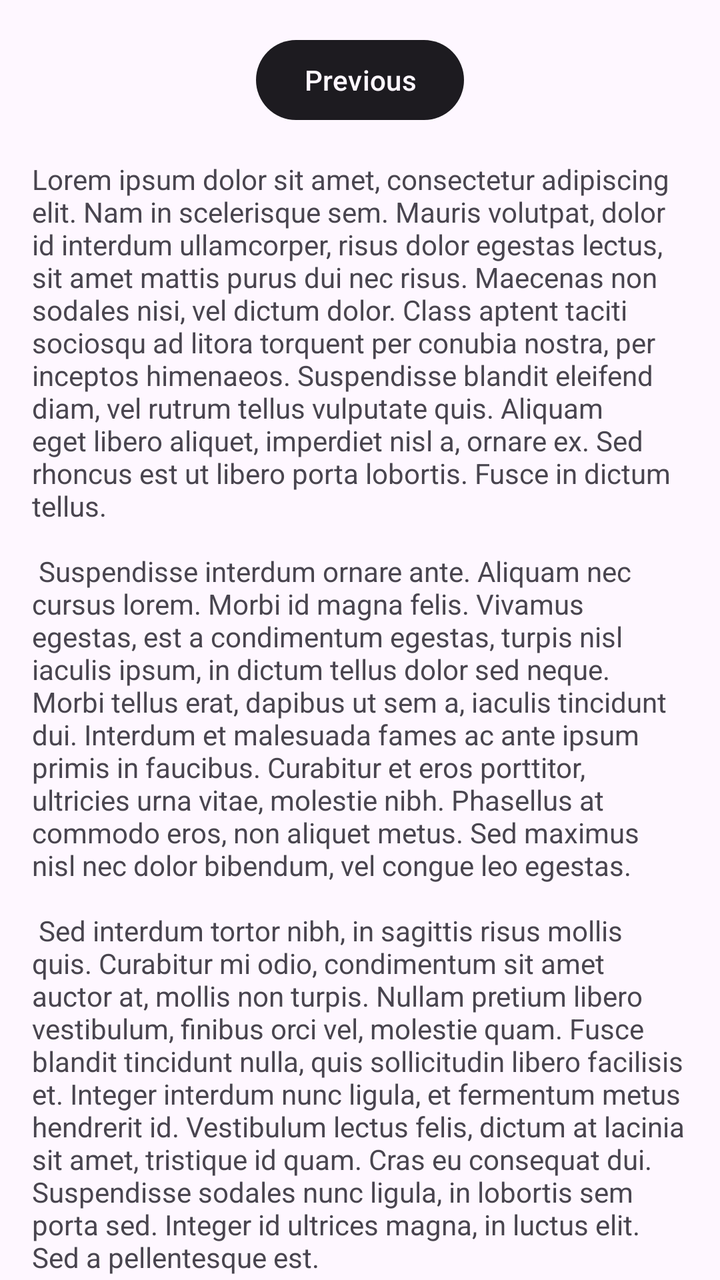
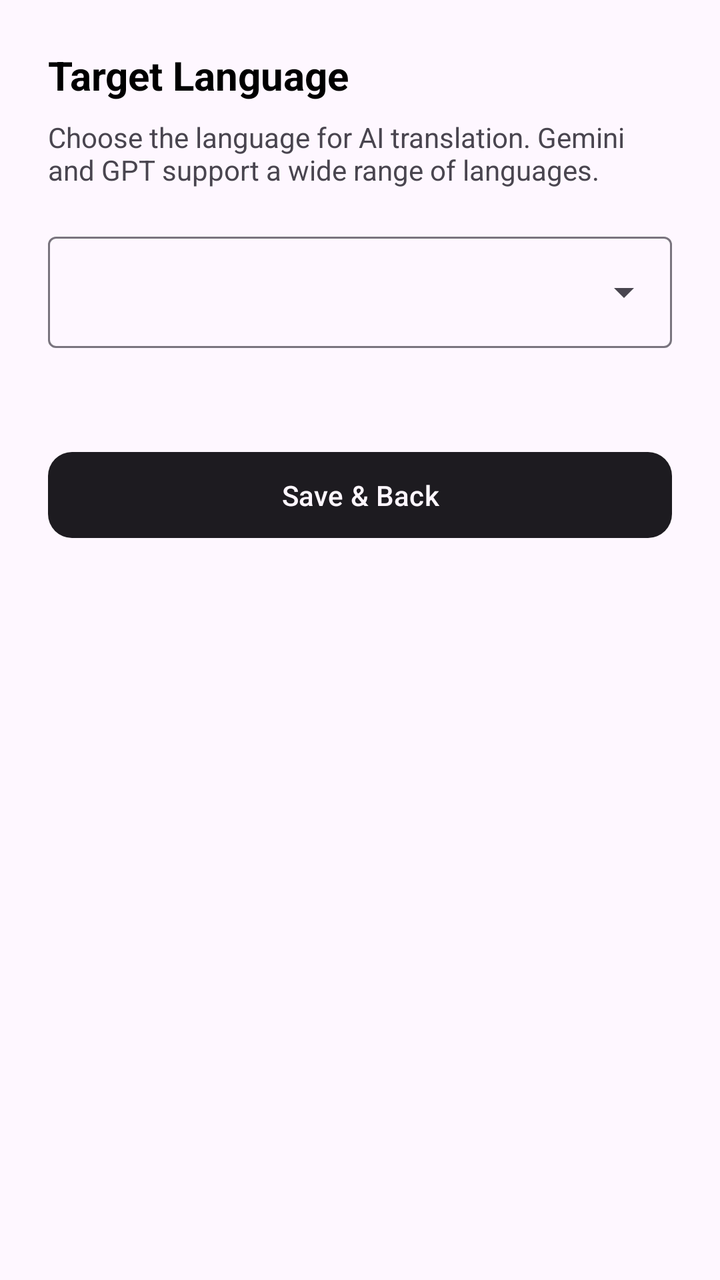

Two renders of the same Android screen: before a commit and after it. Below are the layout's source before the change and the commit's diff.
<!-- AndroidManifest.xml: application theme Theme.UniReader -->
<!-- res/layout/fragment_second.xml -->
<?xml version="1.0" encoding="utf-8"?>
<androidx.core.widget.NestedScrollView xmlns:android="http://schemas.android.com/apk/res/android"
    xmlns:app="http://schemas.android.com/apk/res-auto"
    xmlns:tools="http://schemas.android.com/tools"
    android:layout_width="match_parent"
    android:layout_height="match_parent"
    tools:context=".SecondFragment">

    <androidx.constraintlayout.widget.ConstraintLayout
        android:layout_width="match_parent"
        android:layout_height="match_parent"
        android:padding="16dp">

        <Button
            android:id="@+id/button_second"
            android:layout_width="wrap_content"
            android:layout_height="wrap_content"
            android:text="@string/previous"
            app:layout_constraintBottom_toTopOf="@id/textview_second"
            app:layout_constraintEnd_toEndOf="parent"
            app:layout_constraintStart_toStartOf="parent"
            app:layout_constraintTop_toTopOf="parent" />

        <TextView
            android:id="@+id/textview_second"
            android:layout_width="wrap_content"
            android:layout_height="wrap_content"
            android:layout_marginTop="16dp"
            android:text="@string/lorem_ipsum"
            app:layout_constraintBottom_toBottomOf="parent"
            app:layout_constraintEnd_toEndOf="parent"
            app:layout_constraintStart_toStartOf="parent"
            app:layout_constraintTop_toBottomOf="@id/button_second" />
    </androidx.constraintlayout.widget.ConstraintLayout>
</androidx.core.widget.NestedScrollView>
<!-- resources referenced by this layout -->
<resources>
  <string name="lorem_ipsum">
          Lorem ipsum dolor sit amet, consectetur adipiscing elit. Nam in scelerisque sem. Mauris
          volutpat, dolor id interdum ullamcorper, risus dolor egestas lectus, sit amet mattis purus
          dui nec risus. Maecenas non sodales nisi, vel dictum dolor. Class aptent taciti sociosqu ad
          litora torquent per conubia nostra, per inceptos himenaeos. Suspendisse blandit eleifend
          diam, vel rutrum tellus vulputate quis. Aliquam eget libero aliquet, imperdiet nisl a,
          ornare ex. Sed rhoncus est ut libero porta lobortis. Fusce in dictum tellus.\n\n
          Suspendisse interdum ornare ante. Aliquam nec cursus lorem. Morbi id magna felis. Vivamus
          egestas, est a condimentum egestas, turpis nisl iaculis ipsum, in dictum tellus dolor sed
          neque. Morbi tellus erat, dapibus ut sem a, iaculis tincidunt dui. Interdum et malesuada
          fames ac ante ipsum primis in faucibus. Curabitur et eros porttitor, ultricies urna vitae,
          molestie nibh. Phasellus at commodo eros, non aliquet metus. Sed maximus nisl nec dolor
          bibendum, vel congue leo egestas.\n\n
          Sed interdum tortor nibh, in sagittis risus mollis quis. Curabitur mi odio, condimentum sit
          amet auctor at, mollis non turpis. Nullam pretium libero vestibulum, finibus orci vel,
          molestie quam. Fusce blandit tincidunt nulla, quis sollicitudin libero facilisis et. Integer
          interdum nunc ligula, et fermentum metus hendrerit id. Vestibulum lectus felis, dictum at
          lacinia sit amet, tristique id quam. Cras eu consequat dui. Suspendisse sodales nunc ligula,
          in lobortis sem porta sed. Integer id ultrices magna, in luctus elit. Sed a pellentesque
          est.\n\n
          Aenean nunc velit, lacinia sed dolor sed, ultrices viverra nulla. Etiam a venenatis nibh.
          Morbi laoreet, tortor sed facilisis varius, nibh orci rhoncus nulla, id elementum leo dui
          non lorem. Nam mollis ipsum quis auctor varius. Quisque elementum eu libero sed commodo. In
          eros nisl, imperdiet vel imperdiet et, scelerisque a mauris. Pellentesque varius ex nunc,
          quis imperdiet eros placerat ac. Duis finibus orci et est auctor tincidunt. Sed non viverra
          ipsum. Nunc quis augue egestas, cursus lorem at, molestie sem. Morbi a consectetur ipsum, a
          placerat diam. Etiam vulputate dignissim convallis. Integer faucibus mauris sit amet finibus
          convallis.\n\n
          Phasellus in aliquet mi. Pellentesque habitant morbi tristique senectus et netus et
          malesuada fames ac turpis egestas. In volutpat arcu ut felis sagittis, in finibus massa
          gravida. Pellentesque id tellus orci. Integer dictum, lorem sed efficitur ullamcorper,
          libero justo consectetur ipsum, in mollis nisl ex sed nisl. Donec maximus ullamcorper
          sodales. Praesent bibendum rhoncus tellus nec feugiat. In a ornare nulla. Donec rhoncus
          libero vel nunc consequat, quis tincidunt nisl eleifend. Cras bibendum enim a justo luctus
          vestibulum. Fusce dictum libero quis erat maximus, vitae volutpat diam dignissim.
      </string>
  <string name="previous">Previous</string>
  <style name="Theme.UniReader" parent="Base.Theme.UniReader" />
  <color name="glass_light">#D9F0F0F0</color>
  <style name="TransparentBottomSheetDialog" parent="Theme.Material3.DayNight.BottomSheetDialog">
          <item name="android:windowBackground">@android:color/transparent</item>
          <item name="android:colorBackground">@android:color/transparent</item>
          <item name="android:background">@android:color/transparent</item>
          <item name="bottomSheetStyle">@style/TransparentBottomSheetStyle</item>
      </style>
  <style name="TransparentBottomSheetStyle" parent="Widget.Material3.BottomSheet.Modal">
          <item name="backgroundTint">@android:color/transparent</item>
      </style>
  <!-- unchanged entries left out for length: 1 -->
</resources>

<!-- the commit's change to res/layout/fragment_second.xml (unified diff, before → after) -->
@@ -6,30 +6,52 @@
     android:layout_height="match_parent"
     tools:context=".SecondFragment">
 
-    <androidx.constraintlayout.widget.ConstraintLayout
+    <LinearLayout
         android:layout_width="match_parent"
-        android:layout_height="match_parent"
-        android:padding="16dp">
+        android:layout_height="wrap_content"
+        android:padding="24dp"
+        android:orientation="vertical">
 
-        <Button
-            android:id="@+id/button_second"
+        <TextView
             android:layout_width="wrap_content"
             android:layout_height="wrap_content"
-            android:text="@string/previous"
-            app:layout_constraintBottom_toTopOf="@id/textview_second"
-            app:layout_constraintEnd_toEndOf="parent"
-            app:layout_constraintStart_toStartOf="parent"
-            app:layout_constraintTop_toTopOf="parent" />
+            android:text="@string/target_translation_language"
+            android:textSize="20sp"
+            android:textStyle="bold"
+            android:textColor="?attr/colorOnSurface" />
 
         <TextView
-            android:id="@+id/textview_second"
-            android:layout_width="wrap_content"
+            android:layout_width="match_parent"
             android:layout_height="wrap_content"
-            android:layout_marginTop="16dp"
-            android:text="@string/lorem_ipsum"
-            app:layout_constraintBottom_toBottomOf="parent"
-            app:layout_constraintEnd_toEndOf="parent"
-            app:layout_constraintStart_toStartOf="parent"
-            app:layout_constraintTop_toBottomOf="@id/button_second" />
-    </androidx.constraintlayout.widget.ConstraintLayout>
+            android:layout_marginTop="8dp"
+            android:text="@string/target_language_desc"
+            android:textSize="14sp"
+            android:textColor="?attr/colorOnSurfaceVariant" />
+
+        <com.google.android.material.textfield.TextInputLayout
+            style="@style/Widget.Material3.TextInputLayout.OutlinedBox.ExposedDropdownMenu"
+            android:layout_width="match_parent"
+            android:layout_height="wrap_content"
+            android:layout_marginTop="24dp"
+            app:hintEnabled="false">
+
+            <AutoCompleteTextView
+                android:id="@+id/languageSelector"
+                android:layout_width="match_parent"
+                android:layout_height="wrap_content"
+                android:inputType="none"
+                tools:ignore="LabelFor" />
+
+        </com.google.android.material.textfield.TextInputLayout>
+
+        <com.google.android.material.button.MaterialButton
+            android:id="@+id/button_second"
+            android:layout_width="match_parent"
+            android:layout_height="wrap_content"
+            android:layout_marginTop="48dp"
+            android:text="@string/save_and_back"
+            android:padding="12dp"
+            app:cornerRadius="12dp" />
+
+    </LinearLayout>
 </androidx.core.widget.NestedScrollView>
<!-- resource entries referenced after the edit -->
@@ -1,42 +1,8 @@
 <!-- resources referenced by this layout -->
 <resources>
-  <string name="lorem_ipsum">
-          Lorem ipsum dolor sit amet, consectetur adipiscing elit. Nam in scelerisque sem. Mauris
-          volutpat, dolor id interdum ullamcorper, risus dolor egestas lectus, sit amet mattis purus
-          dui nec risus. Maecenas non sodales nisi, vel dictum dolor. Class aptent taciti sociosqu ad
-          litora torquent per conubia nostra, per inceptos himenaeos. Suspendisse blandit eleifend
-          diam, vel rutrum tellus vulputate quis. Aliquam eget libero aliquet, imperdiet nisl a,
-          ornare ex. Sed rhoncus est ut libero porta lobortis. Fusce in dictum tellus.\n\n
-          Suspendisse interdum ornare ante. Aliquam nec cursus lorem. Morbi id magna felis. Vivamus
-          egestas, est a condimentum egestas, turpis nisl iaculis ipsum, in dictum tellus dolor sed
-          neque. Morbi tellus erat, dapibus ut sem a, iaculis tincidunt dui. Interdum et malesuada
-          fames ac ante ipsum primis in faucibus. Curabitur et eros porttitor, ultricies urna vitae,
-          molestie nibh. Phasellus at commodo eros, non aliquet metus. Sed maximus nisl nec dolor
-          bibendum, vel congue leo egestas.\n\n
-          Sed interdum tortor nibh, in sagittis risus mollis quis. Curabitur mi odio, condimentum sit
-          amet auctor at, mollis non turpis. Nullam pretium libero vestibulum, finibus orci vel,
-          molestie quam. Fusce blandit tincidunt nulla, quis sollicitudin libero facilisis et. Integer
-          interdum nunc ligula, et fermentum metus hendrerit id. Vestibulum lectus felis, dictum at
-          lacinia sit amet, tristique id quam. Cras eu consequat dui. Suspendisse sodales nunc ligula,
-          in lobortis sem porta sed. Integer id ultrices magna, in luctus elit. Sed a pellentesque
-          est.\n\n
-          Aenean nunc velit, lacinia sed dolor sed, ultrices viverra nulla. Etiam a venenatis nibh.
-          Morbi laoreet, tortor sed facilisis varius, nibh orci rhoncus nulla, id elementum leo dui
-          non lorem. Nam mollis ipsum quis auctor varius. Quisque elementum eu libero sed commodo. In
-          eros nisl, imperdiet vel imperdiet et, scelerisque a mauris. Pellentesque varius ex nunc,
-          quis imperdiet eros placerat ac. Duis finibus orci et est auctor tincidunt. Sed non viverra
-          ipsum. Nunc quis augue egestas, cursus lorem at, molestie sem. Morbi a consectetur ipsum, a
-          placerat diam. Etiam vulputate dignissim convallis. Integer faucibus mauris sit amet finibus
-          convallis.\n\n
-          Phasellus in aliquet mi. Pellentesque habitant morbi tristique senectus et netus et
-          malesuada fames ac turpis egestas. In volutpat arcu ut felis sagittis, in finibus massa
-          gravida. Pellentesque id tellus orci. Integer dictum, lorem sed efficitur ullamcorper,
-          libero justo consectetur ipsum, in mollis nisl ex sed nisl. Donec maximus ullamcorper
-          sodales. Praesent bibendum rhoncus tellus nec feugiat. In a ornare nulla. Donec rhoncus
-          libero vel nunc consequat, quis tincidunt nisl eleifend. Cras bibendum enim a justo luctus
-          vestibulum. Fusce dictum libero quis erat maximus, vitae volutpat diam dignissim.
-      </string>
-  <string name="previous">Previous</string>
+  <string name="save_and_back">Save &amp; Back</string>
+  <string name="target_language_desc">Choose the language for AI translation. Gemini and GPT support a wide range of languages.</string>
+  <string name="target_translation_language">Target Language</string>
   <style name="Theme.UniReader" parent="Base.Theme.UniReader" />
   <color name="glass_light">#D9F0F0F0</color>
   <style name="TransparentBottomSheetDialog" parent="Theme.Material3.DayNight.BottomSheetDialog">
